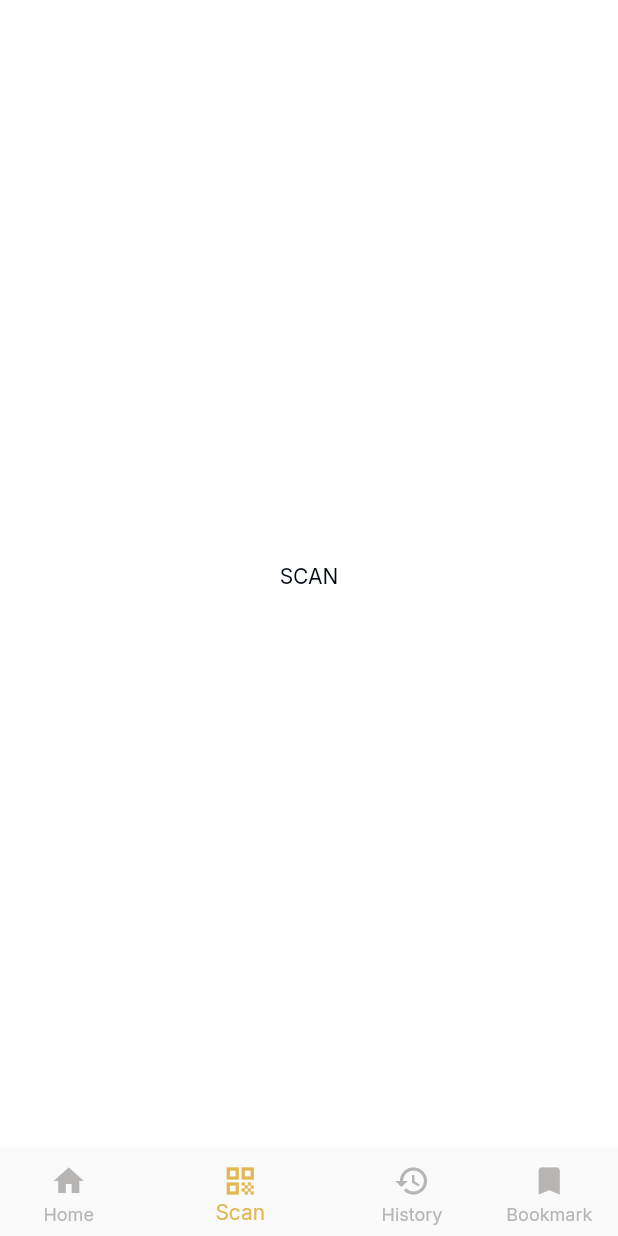
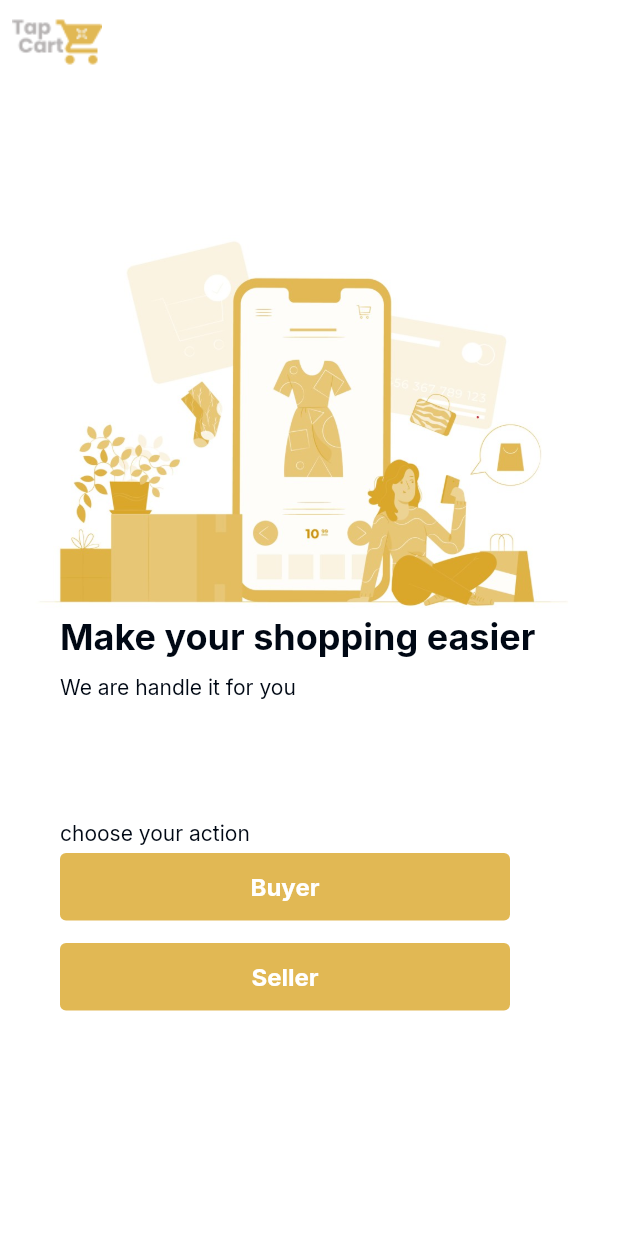
Before and after one commit to CPNG-99/tapcart, a Flutter app: the screen it shows after launch, on a phone screen of 412 x 824 dp. Run offline on Flutter 3.47's test engine with Material 2 defaults, Android fonts, the phone set to English and light mode, and no system bars; our stand-ins replace dartz, equatable, flutter_bloc, get_it, google_fonts.

Commit message:
first screen

```diff
--- a/lib/common/constants.dart
+++ b/lib/common/constants.dart
@@ -15,6 +15,8 @@ final TextStyle kSubtitle =
     GoogleFonts.inter(fontSize: 14, fontWeight: FontWeight.w400);
 final TextStyle kBodyText =
     GoogleFonts.inter(fontSize: 14, fontWeight: FontWeight.w400);
+final TextStyle kButtonText =
+    GoogleFonts.inter(fontSize: 16, fontWeight: FontWeight.bold);
 
 // text theme
 final kTextTheme =
--- a/lib/common/routes.dart
+++ b/lib/common/routes.dart
@@ -1,3 +1,4 @@
 // ignore_for_file: constant_identifier_names
 
 const HOME_ROUTE = "/home";
+const BUYER_PAGE = "/buyer-page";
--- a/lib/main.dart
+++ b/lib/main.dart
@@ -7,6 +7,7 @@ import 'package:tapcart/common/utils.dart';
 import 'package:tapcart/injection.dart' as di;
 import 'package:tapcart/presentation/bloc/store/storedetail/store_detail_bloc.dart';
 import 'package:tapcart/presentation/pages/buyer_page.dart';
+import 'package:tapcart/presentation/pages/first_page.dart';
 
 void main() {
   di.init();
@@ -29,12 +30,14 @@ class MyApp extends StatelessWidget {
               primaryColor: kLightBrown,
               scaffoldBackgroundColor: Colors.white,
               textTheme: kTextTheme),
-          home: const BuyerPage(),
+          home: const FirstPage(),
           navigatorObservers: [routeObserver],
           onGenerateRoute: (RouteSettings settings) {
             switch (settings.name) {
               case HOME_ROUTE:
-                return MaterialPageRoute(builder: (_) => const BuyerPage());
+                return MaterialPageRoute(builder: (_) => const FirstPage());
+              case BUYER_PAGE:
+                return MaterialPageRoute(builder: (_)=> const BuyerPage());
               default:
                 return MaterialPageRoute(builder: (_) {
                   return const Scaffold(
--- a/lib/presentation/pages/buyer_page.dart
+++ b/lib/presentation/pages/buyer_page.dart
@@ -16,7 +16,7 @@ class _BuyerPageState extends State<BuyerPage> {
       child: Text("HOME"),
     ),
     Center(
-      child: Text("SCAN"),
+      child: Text("Active Cart"),
     ),
     Center(
       child: Text("HISTORY"),
--- /dev/null
+++ b/lib/presentation/pages/first_page.dart
@@ -0,0 +1,80 @@
+import 'package:flutter/material.dart';
+import 'package:tapcart/common/constants.dart';
+import 'package:tapcart/common/routes.dart';
+
+class FirstPage extends StatelessWidget{
+  const FirstPage({Key? key}) : super(key: key);
+
+  @override
+  Widget build(BuildContext context) {
+    return Scaffold(
+        body: Center(
+          child: Column(
+            crossAxisAlignment: CrossAxisAlignment.start,
+            mainAxisAlignment: MainAxisAlignment.start,
+            children:  <Widget>[
+              SafeArea(
+                  child: Padding(
+                    padding: const EdgeInsets.all(8.0),
+                    child: ClipRRect(
+                      child: Image.asset("assets/img/tapcart.png"),
+                ),
+                  )
+              ),
+              const SizedBox(height: 100,),
+              ClipRRect(
+                child: Image.asset("assets/img/first-screen.jpg",
+                fit: BoxFit.cover,),
+              ),
+              Padding(
+                padding: const EdgeInsets.only(left: 40),
+                child: Column(
+                  crossAxisAlignment: CrossAxisAlignment.start,
+                  mainAxisAlignment: MainAxisAlignment.start,
+                  children: [
+                    Text("Make your shopping easier", style: kHeading,),
+                    const SizedBox(height: 10,),
+                    Text("We are handle it for you", style: kSubtitle,),
+                    const SizedBox(height: 80,),
+                    Text("choose your action", style: kSubtitle,),
+                    const SizedBox(height: 5,),
+                    SizedBox(
+                        width: 300,
+                        height: 45,
+                      child: TextButton(
+                        style: TextButton.styleFrom(
+                            backgroundColor: kLightBrown),
+                        onPressed: () {
+                          Navigator.pushNamed(context, BUYER_PAGE);
+                        },
+                        child: Text(
+                          "Buyer",
+                          style: kButtonText,
+                        ),
+                      )
+                    ),
+                    const SizedBox(height: 15,),
+                    SizedBox(
+                      width: 300,
+                      height: 45,
+                      child: TextButton(
+                        style: TextButton.styleFrom(
+                          backgroundColor: kLightBrown,
+                        ),
+                        onPressed: () {},
+                        child: Text(
+                          "Seller",
+                          style: kButtonText,
+                        ),
+                      )
+                    ),
+                  ],
+                ),
+              ),
+            ],
+          ),
+        ),
+    );
+  }
+
+}
--- a/lib/presentation/widget/bottom_navbar.dart
+++ b/lib/presentation/widget/bottom_navbar.dart
@@ -14,8 +14,8 @@ class BottomNavbar extends StatelessWidget {
     return BottomNavigationBar(
       items: const <BottomNavigationBarItem>[
         BottomNavigationBarItem(icon: Icon(Icons.home), label: "Home"),
-        BottomNavigationBarItem(icon: Icon(Icons.qr_code), label: "Scan"),
-        BottomNavigationBarItem(icon: Icon(Icons.history), label: "History"),
+        BottomNavigationBarItem(icon: Icon(Icons.shopping_cart), label: "Active Cart"),
+        BottomNavigationBarItem(icon: Icon(Icons.history), label: "Cart History"),
         BottomNavigationBarItem(icon: Icon(Icons.bookmark), label: "Bookmark"),
       ],
       currentIndex: selectedPageIdx,
```
Also changed, not shown: assets/img/first-screen.jpg (added).
